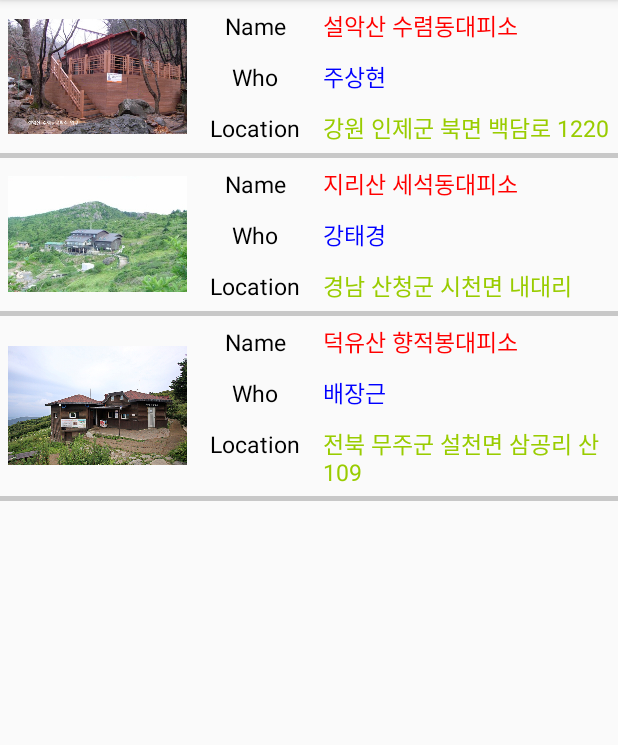
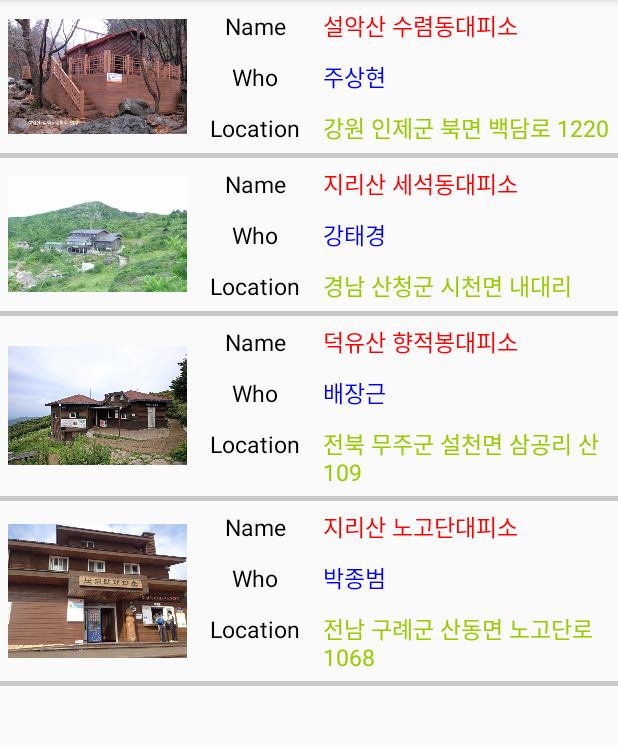
Before and after one commit to moa1520/DefenseProject, an Android app: the screen it shows after launch (MainActivity), on a phone screen of 412 x 824 dp, the part 84-829 px from its top. Run offline under Robolectric (Android 15) with nearby library versions, the phone set to English and light mode, and no system bars.

Commit message:
데이터추가

```diff
--- a/app/src/main/java/com/example/taekyoungkang/defenseproject/MainActivity.java
+++ b/app/src/main/java/com/example/taekyoungkang/defenseproject/MainActivity.java
@@ -23,6 +23,7 @@ public class MainActivity extends AppCompatActivity {
         data.add(new MyItem(R.drawable.s1,"설악산 수렴동대피소","주상현","강원 인제군 북면 백담로 1220"));
         data.add(new MyItem(R.drawable.s2,"지리산 세석동대피소","강태경","경남 산청군 시천면 내대리"));
         data.add(new MyItem(R.drawable.s3,"덕유산 향적봉대피소","배장근","전북 무주군 설천면 삼공리 산109"));
+        data.add(new MyItem(R.drawable.s4,"지리산 노고단대피소","박종범","전남 구례군 산동면 노고단로 1068"));
 
 
         adapter = new MyAdapter(this, R.layout.info,data);
```
Also changed, not shown: app/src/main/res/drawable/s4.jpeg (added), 5 other files.
